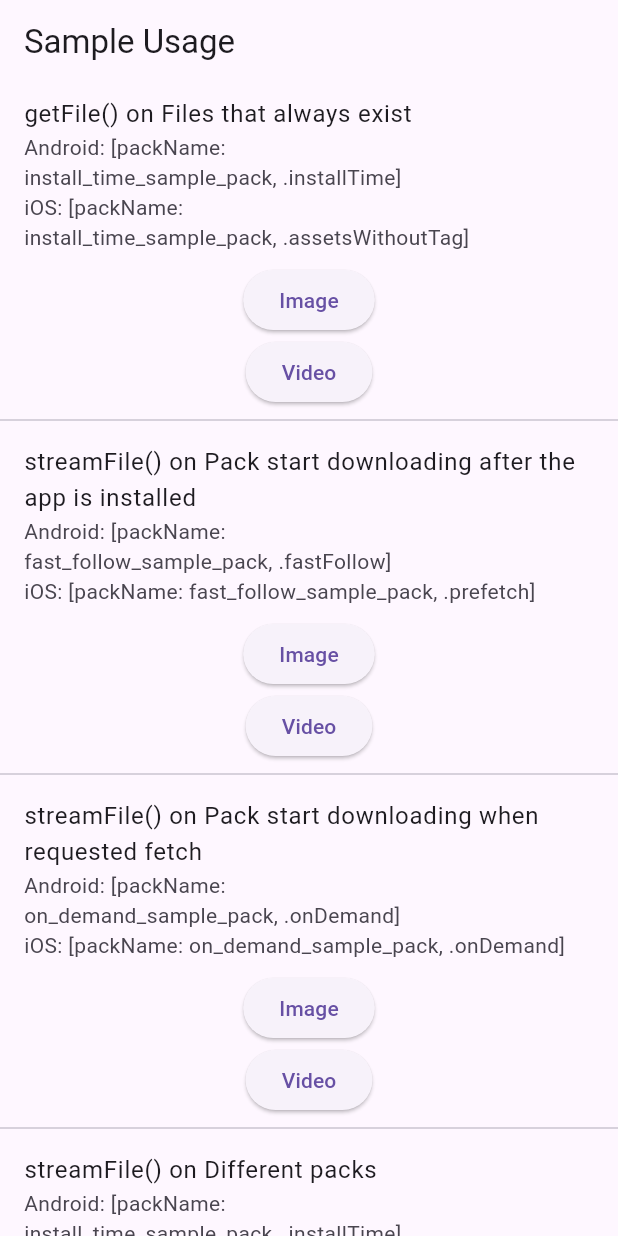
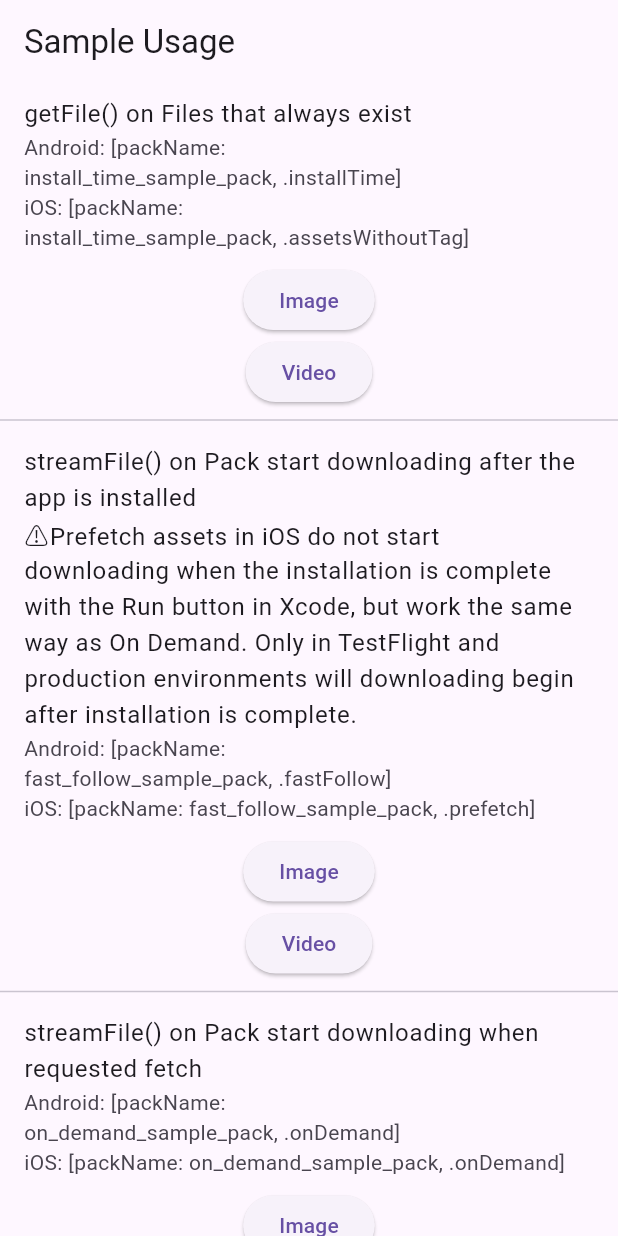
Before and after one commit to yamashita-room-335/online_assets, a Flutter app: the screen it shows after launch, on a phone screen of 412 x 824 dp. Run offline on Flutter 3.47's test engine with Material 3 defaults, Android fonts, the light colour scheme and no system bars; our stand-ins replace freezed_annotation, rxdart, video_player.

Commit message:
fix: Added iOS Comments

```diff
--- a/lib/main.dart
+++ b/lib/main.dart
@@ -246,7 +246,7 @@ class FastFollowStreamImagePage extends StatelessWidget {
   static buildDescription() {
     return ListTile(
       title: Text(
-        'streamFile() on Pack start downloading after the app is installed',
+        'streamFile() on Pack start downloading after the app is installed\n⚠️Prefetch assets in iOS do not start downloading when the installation is complete with the Run button in Xcode, but work the same way as On Demand. Only in TestFlight and production environments will downloading begin after installation is complete.',
       ),
       subtitle: Text(
         'Android: [packName: fast_follow_sample_pack, .fastFollow]\niOS: [packName: fast_follow_sample_pack, .prefetch]',
@@ -371,7 +371,9 @@ class DifferentPacksStreamImagePage extends StatelessWidget {
 
   static buildDescription() {
     return ListTile(
-      title: Text('streamFile() on Different packs'),
+      title: Text(
+        'streamFile() on Different packs\n⚠️Assets in the iOS Initial Install Tags are not downloaded with the Run button in Xcode. They are only available in TestFlight and production environments.',
+      ),
       subtitle: Text(
         'Android: [packName: install_time_sample_pack, .installTime]\niOS: [packName: initial_install_sample_pack, .initialInstall]',
       ),
```
